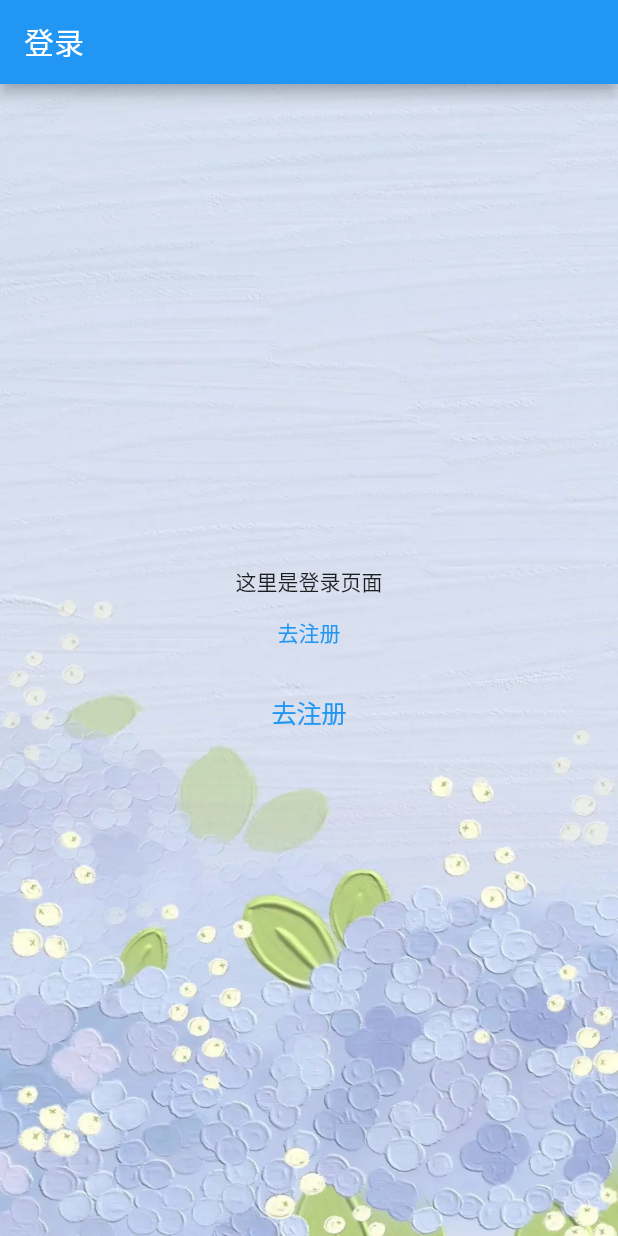
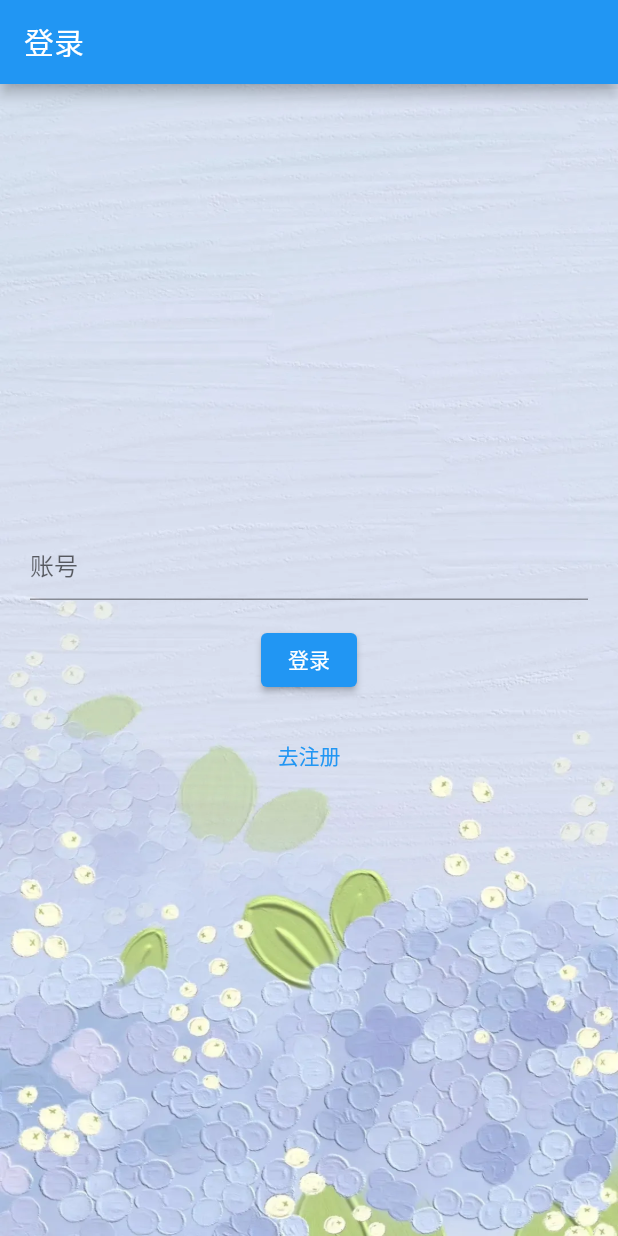
Before and after one commit to hyy984750073/fat_cat, a Flutter app: the screen it shows after launch, on a phone screen of 412 x 824 dp. Run offline on Flutter 3.47's test engine with Material 2 defaults, Android fonts, the light colour scheme and no system bars.

Commit message:
登录页面搭建

```diff
--- a/lib/user/login.dart
+++ b/lib/user/login.dart
@@ -9,12 +9,15 @@ class Login extends StatefulWidget {
 }
 
 class _LoginState extends State<Login> {
+  final GlobalKey<FormState> _formKey = GlobalKey<FormState>();
+
   @override
   Widget build(BuildContext context) {
     return Scaffold(
       appBar: AppBar(title: const Text('登录')),
       body: Center(
         child: Container(
+          padding: EdgeInsets.fromLTRB(20, 0, 20, 0),
           alignment: Alignment.center,
           decoration: const BoxDecoration(
             color: Colors.white,
@@ -23,13 +26,39 @@ class _LoginState extends State<Login> {
               fit: BoxFit.fill,
             ),
           ),
+          child: Form(
+            key: _formKey,
             child: Column(
               mainAxisAlignment: MainAxisAlignment.center,
               children: <Widget>[
+                TextFormField(
+                  decoration: const InputDecoration(
+                    hintText: '账号',
+                  ),
+                  validator: (String? value) {
+                    if (value == null || value.isEmpty) {
+                      return '请输入您的手机号/邮箱';
+                    }
+                    return null;
+                  },
+                ),
+                Padding(
+                  padding: const EdgeInsets.symmetric(vertical: 16.0),
+                  child: ElevatedButton(
+                    onPressed: () {
+                      // Validate will return true if the form is valid, or false if
+                      // the form is invalid.
+                      if (_formKey.currentState!.validate()) {
+                        // Process data.
+                      }
+                    },
+                    child: const Text('登录'),
+                  ),
+                ),
                 // TextField(),
-              const Text(
-                '这里是登录页面',
-              ),
+                // const Text(
+                //   '这里是登录页面',
+                // ),
                 TextButton(
                   onPressed: () {
                     Navigator.pushNamed(context, "/register", );
@@ -37,12 +66,12 @@ class _LoginState extends State<Login> {
                   // onPressed: null,
                   child: Text('去注册'),
                 ),
-              CupertinoButton(
-                child: Text('去注册'),
-                onPressed: () {
-                  Navigator.pushNamed(context, "/register", arguments: null);
-                },
-              )
+                // CupertinoButton(
+                //   child: Text('去注册'),
+                //   onPressed: () {
+                //     Navigator.pushNamed(context, "/register", arguments: null);
+                //   },
+                // )
                 // ElevatedButton.icon(
                 //   onPressed: () {
                 //     // Navigator.pushReplacementNamed(context, '/register');
@@ -57,6 +86,7 @@ class _LoginState extends State<Login> {
                 // ),
               ]
             )
+          ),
         )
       ),
     );
```
Lines whose indentation alone changed are shown as unchanged.
